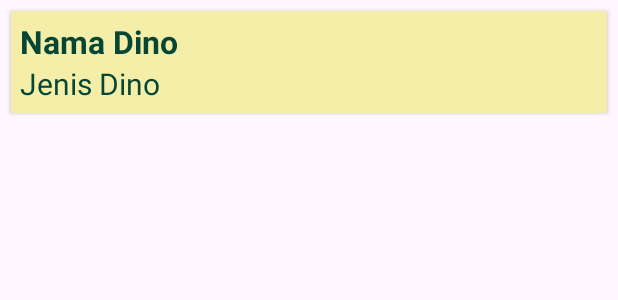
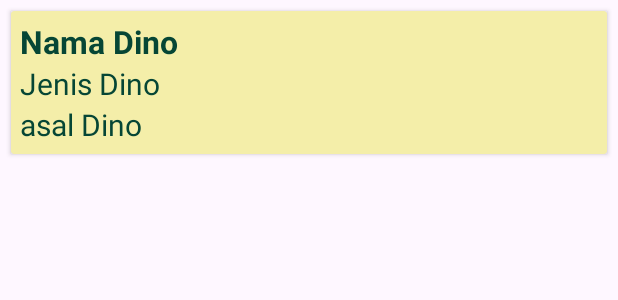
Before and after one commit to restianreza/tugas-besar-pab, an Android app: the layout list_item_dino.xml on its own in the app's theme, with its tools: preview values and no code run, on a phone screen of 412 x 824 dp. Shown: the top 300 px of the screen. Run offline under Robolectric (Android 15) with nearby library versions, the light colour scheme and no system bars.

Commit message:
Update list_item_dino.xml

```diff
--- a/app/src/main/res/layout/list_item_dino.xml
+++ b/app/src/main/res/layout/list_item_dino.xml
@@ -52,8 +52,7 @@
             android:layout_height="wrap_content"
             android:text="asal Dino"
             android:textColor="@color/color1"
-            android:textSize="20sp"
-            android:visibility="gone"/>
+            android:textSize="20sp"/>
 
         <TextView
             android:id="@+id/tv_deskripsi"
```
